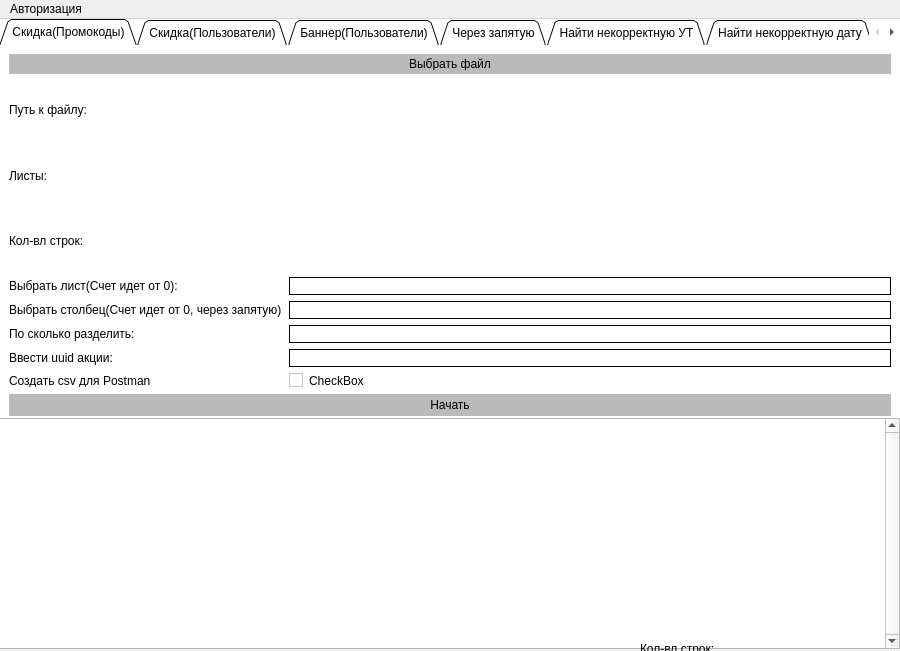
Old version of the form static/main.ui in the repository DefuZIQ/pythonProject.
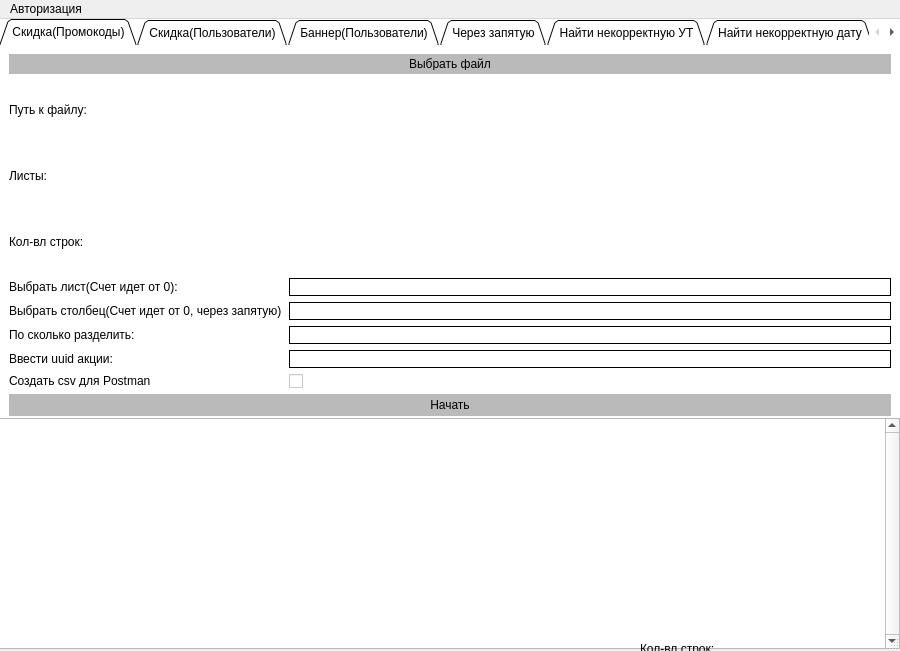
New version of the form. Icons and pictures are not drawn.

Commit message: Реализовал на 90% создание csv

```diff
--- a/static/main.ui
+++ b/static/main.ui
@@ -202,7 +202,7 @@
         <item row="7" column="1">
          <widget class="QCheckBox" name="checkBox">
           <property name="text">
-           <string>CheckBox</string>
+           <string/>
           </property>
          </widget>
         </item>
```
Left out of the diff: 6 changed lines with no effect on the pictures. The commit also changes 1 other file.
